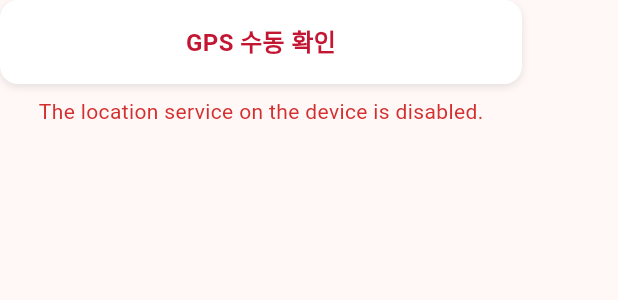
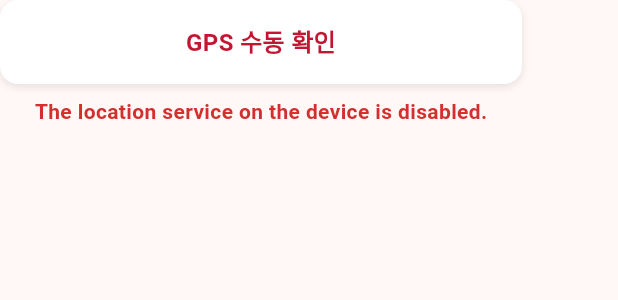
Before and after one commit to kingrangE/academic_festival_2024_2, a Flutter app: the GPSCheckButton widget shown alone on an empty page, opened directly, after a tap on "GPS 수동 확인", on a phone screen of 412 x 824 dp. Shown: the top 300 px of the screen. Run offline on Flutter 3.47's test engine with Material 3 defaults, Android fonts, the phone set to English and light mode, and no system bars; our stand-ins replace geolocator, percent_indicator; accounts and stored records are empty.

Commit message:
GPS Check Button

```diff
--- a/seat_management_system/lib/widgets/gps_check_button.dart
+++ b/seat_management_system/lib/widgets/gps_check_button.dart
@@ -1,5 +1,7 @@
 import 'package:flutter/material.dart';
 import 'package:geolocator/geolocator.dart';
+import 'package:provider/provider.dart';
+import '../providers/user_provider.dart';
 
 class GPSCheckButton extends StatefulWidget {
   final Function(Position)? onLocationObtained;
@@ -14,7 +16,24 @@ class _GPSCheckButtonState extends State<GPSCheckButton> {
   bool _isLoading = false;
   String? _error;
   final buttonHeight = 56.0;
+
+  bool isInValidLocation(Position position) {
+    const double targetLat = 37.551646;
+    const double targetLng = 127.074346;
+    const double allowedDistance = 60;
+
+    double distance = Geolocator.distanceBetween(
+        position.latitude,
+        position.longitude,
+        targetLat,
+        targetLng
+    );
+
+    return distance <= allowedDistance;
+  }
+
   Future<void> _checkGPS() async {
+    print("GPS 검사");
     setState(() {
       _isLoading = true;
       _error = null;
@@ -41,6 +60,24 @@ class _GPSCheckButtonState extends State<GPSCheckButton> {
         desiredAccuracy: LocationAccuracy.high,
       );
 
+      // 위치 확인 및 상태 업데이트
+      final userProvider = context.read<UserProvider>();
+      bool isInside = isInValidLocation(position);
+
+      if (isInside) {
+        userProvider.stopAwayTracking();
+        setState(() {
+          _error = '지정된 위치 내에 있습니다.';
+        });
+        print("지정된 위치에 있습니다.");
+      } else {
+        userProvider.startAwayTracking();
+        setState(() {
+          _error = '지정된 위치를 벗어났습니다.';
+        });
+        print("지정된 위치에 없습니다.");
+      }
+
       if (widget.onLocationObtained != null) {
         widget.onLocationObtained!(position);
       }
@@ -54,7 +91,6 @@ class _GPSCheckButtonState extends State<GPSCheckButton> {
       });
     }
   }
-
 
   @override
   Widget build(BuildContext context) {
@@ -86,12 +122,34 @@ class _GPSCheckButtonState extends State<GPSCheckButton> {
                   horizontal: 24,
                   vertical: 16,
                 ),
-                child:
-                Center(
-                  child: Text(
-                    _isLoading ? '위치 확인 중...' : 'GPS 수동 확인',
-                    style: const TextStyle(
-                      color: const Color(0xFFC31632),
+                child: Center(
+                  child: _isLoading
+                      ? const Row(
+                    mainAxisAlignment: MainAxisAlignment.center,
+                    children: [
+                      SizedBox(
+                        width: 20,
+                        height: 20,
+                        child: CircularProgressIndicator(
+                          strokeWidth: 2,
+                          color: Color(0xFFC31632),
+                        ),
+                      ),
+                      SizedBox(width: 8),
+                      Text(
+                        '위치 확인 중...',
+                        style: TextStyle(
+                          color: Color(0xFFC31632),
+                          fontSize: 16,
+                          fontWeight: FontWeight.bold,
+                        ),
+                      ),
+                    ],
+                  )
+                      : const Text(
+                    'GPS 수동 확인',
+                    style: TextStyle(
+                      color: Color(0xFFC31632),
                       fontSize: 16,
                       fontWeight: FontWeight.bold,
                     ),
@@ -106,8 +164,9 @@ class _GPSCheckButtonState extends State<GPSCheckButton> {
           Text(
             _error!,
             style: TextStyle(
-              color: Colors.red[700],
+              color: _error!.contains('내에 있습니다') ? Colors.green : Colors.red[700],
               fontSize: 14,
+              fontWeight: FontWeight.bold,
             ),
           ),
         ],
```
